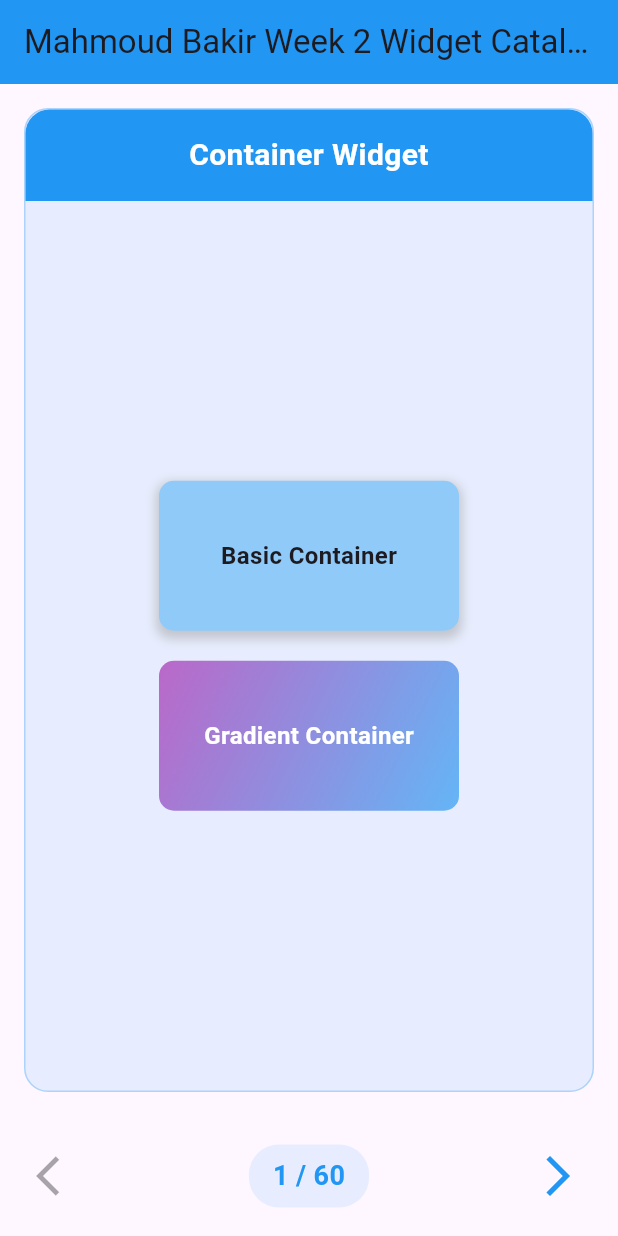
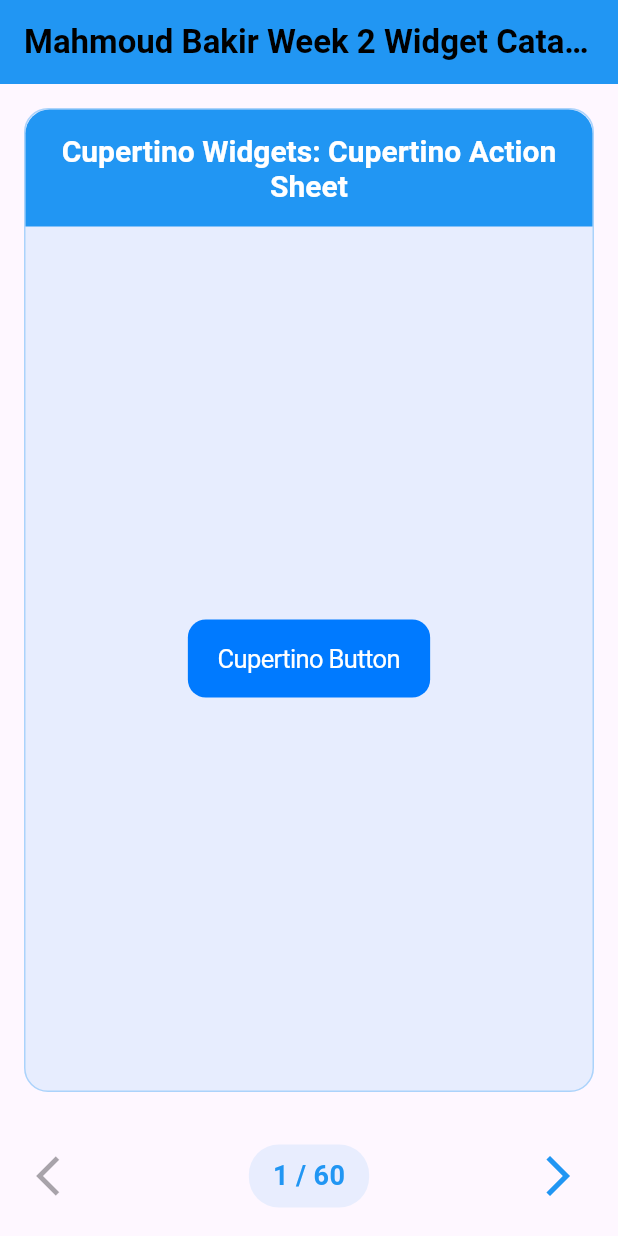
Before and after one commit to Mahm0udbakir/mahmoudbakir_week2_widgetcatalog, a Flutter app: the screen it shows after launch, on a phone screen of 412 x 824 dp. Run offline on Flutter 3.47's test engine with Material 3 defaults, Android fonts, the phone set to English and light mode, and no system bars.

Commit message:
Update main.dart and page_navigation.dart: Added Cupertino widgets and improved AppBar styling. Removed unused container and text widgets for a cleaner structure.

```diff
--- a/lib/main.dart
+++ b/lib/main.dart
@@ -1,4 +1,5 @@
 import 'package:flutter/material.dart';
+import 'package:flutter/cupertino.dart';
 import 'package:mahmoudbakir_week2_widgetcatalog/page_navigation.dart';
 
 void main() {
--- a/lib/page_navigation.dart
+++ b/lib/page_navigation.dart
@@ -1,6 +1,8 @@
 import 'package:flutter/material.dart';
-import 'widgets/container_widget.dart';
-import 'widgets/text_widget.dart';
+import 'package:mahmoudbakir_week2_widgetcatalog/widgets/design_systems/cupertino_widgets/3_cupertino_alert_dialoge.dart';
+import 'package:mahmoudbakir_week2_widgetcatalog/widgets/design_systems/cupertino_widgets/4_cupertino_context_menu.dart';
+import 'widgets/design_systems/cupertino_widgets/1_cupertino_action_sheet.dart';
+import 'widgets/design_systems/cupertino_widgets/2_cupertino_activity_indicator.dart';
 
 class PageNavigation extends StatefulWidget {
   const PageNavigation({super.key});
@@ -36,7 +38,10 @@ class _PageNavigationState extends State<PageNavigation> {
   Widget build(BuildContext context) {
     return Scaffold(
       appBar: AppBar(
-        title: const Text('Mahmoud Bakir Week 2 Widget Catalog'),
+        title: const Text(
+          'Mahmoud Bakir Week 2 Widget Catalog',
+          style: TextStyle(color: Colors.black, fontWeight: FontWeight.bold),
+        ),
         centerTitle: true,
         backgroundColor: Colors.blue,
       ),
@@ -77,7 +82,7 @@ class _PageNavigationState extends State<PageNavigation> {
                     vertical: 8,
                   ),
                   decoration: BoxDecoration(
-                    color: Colors.blue.withOpacity(0.1),
+                    color: Colors.blue.withValues(alpha: 0.1),
                     borderRadius: BorderRadius.circular(20),
                   ),
                   child: Text(
@@ -111,8 +116,10 @@ class _PageNavigationState extends State<PageNavigation> {
   Widget _buildPage(int index) {
     // List of all widget pages
     final List<Widget> widgetPages = [
-      const ContainerWidget(),
-      const TextWidget(),
+      const CupertinoActionSheetWidget(),
+      const CupertinoActivityIndicatorWidget(),
+      CupertinoAlertDialogeWidget(),
+      CupertinoContextMenuWidget(),
     ];
 
     // Return the widget at the current index, or a placeholder if index is out of range
@@ -123,9 +130,9 @@ class _PageNavigationState extends State<PageNavigation> {
       return Container(
         margin: const EdgeInsets.all(16.0),
         decoration: BoxDecoration(
-          color: Colors.blue.withOpacity(0.1),
+          color: Colors.blue.withValues(alpha: 0.1),
           borderRadius: BorderRadius.circular(16),
-          border: Border.all(color: Colors.blue.withOpacity(0.3)),
+          border: Border.all(color: Colors.blue.withValues(alpha: 0.3)),
         ),
       );
     }
--- a/lib/widgets/container_widget.dart
+++ /dev/null
@@ -1,103 +0,0 @@
-import 'package:flutter/material.dart';
-
-class ContainerWidget extends StatelessWidget {
-  const ContainerWidget({super.key});
-
-  @override
-  Widget build(BuildContext context) {
-    return Container(
-      margin: const EdgeInsets.all(16.0),
-      decoration: BoxDecoration(
-        color: Colors.blue.withOpacity(0.1),
-        borderRadius: BorderRadius.circular(16),
-        border: Border.all(color: Colors.blue.withOpacity(0.3)),
-      ),
-      child: Column(
-        children: [
-          // Widget title
-          Container(
-            width: double.infinity,
-            padding: const EdgeInsets.all(16.0),
-            decoration: BoxDecoration(
-              color: Colors.blue,
-              borderRadius: const BorderRadius.only(
-                topLeft: Radius.circular(16),
-                topRight: Radius.circular(16),
-              ),
-            ),
-            child: const Text(
-              'Container Widget',
-              style: TextStyle(
-                fontSize: 20,
-                fontWeight: FontWeight.bold,
-                color: Colors.white,
-              ),
-              textAlign: TextAlign.center,
-            ),
-          ),
-          // Widget demonstration
-          Expanded(
-            child: Padding(
-              padding: const EdgeInsets.all(20.0),
-              child: Column(
-                mainAxisAlignment: MainAxisAlignment.center,
-                children: [
-                  // Basic Container
-                  Container(
-                    width: 200,
-                    height: 100,
-                    decoration: BoxDecoration(
-                      color: Colors.blue.shade200,
-                      borderRadius: BorderRadius.circular(10),
-                      boxShadow: [
-                        BoxShadow(
-                          color: Colors.grey.withOpacity(0.5),
-                          spreadRadius: 2,
-                          blurRadius: 5,
-                          offset: const Offset(0, 3),
-                        ),
-                      ],
-                    ),
-                    child: const Center(
-                      child: Text(
-                        'Basic Container',
-                        style: TextStyle(
-                          fontSize: 16,
-                          fontWeight: FontWeight.bold,
-                        ),
-                      ),
-                    ),
-                  ),
-                  const SizedBox(height: 20),
-                  // Container with gradient
-                  Container(
-                    width: 200,
-                    height: 100,
-                    decoration: BoxDecoration(
-                      gradient: LinearGradient(
-                        colors: [Colors.purple.shade300, Colors.blue.shade300],
-                        begin: Alignment.topLeft,
-                        end: Alignment.bottomRight,
-                      ),
-                      borderRadius: BorderRadius.circular(10),
-                    ),
-                    child: const Center(
-                      child: Text(
-                        'Gradient Container',
-                        style: TextStyle(
-                          fontSize: 16,
-                          fontWeight: FontWeight.bold,
-                          color: Colors.white,
-                        ),
-                      ),
-                    ),
-                  ),
-                ],
-              ),
-            ),
-          ),
-        ],
-      ),
-    );
-  }
-}
--- /dev/null
+++ b/lib/widgets/design_systems/cupertino_widgets/1_cupertino_action_sheet.dart
@@ -0,0 +1,101 @@
+import 'package:flutter/material.dart';
+import 'package:flutter/cupertino.dart';
+
+class CupertinoActionSheetWidget extends StatelessWidget {
+  const CupertinoActionSheetWidget({super.key});
+
+  @override
+  Widget build(BuildContext context) {
+    return Container(
+      margin: const EdgeInsets.all(16.0),
+      decoration: BoxDecoration(
+        color: Colors.blue.withOpacity(0.1),
+        borderRadius: BorderRadius.circular(16),
+        border: Border.all(color: Colors.blue.withOpacity(0.3)),
+      ),
+      child: Column(
+        children: [
+          // Widget title
+          Container(
+            width: double.infinity,
+            padding: const EdgeInsets.all(16.0),
+            decoration: BoxDecoration(
+              color: Colors.blue,
+              borderRadius: const BorderRadius.only(
+                topLeft: Radius.circular(16),
+                topRight: Radius.circular(16),
+              ),
+            ),
+            child: const Text(
+              'Cupertino Widgets: Cupertino Action Sheet',
+
+              style: TextStyle(
+                fontSize: 20,
+                color: Colors.white,
+                fontWeight: FontWeight.bold,
+                inherit: false,
+              ),
+              textAlign: TextAlign.center,
+            ),
+          ),
+          // Widget demonstration
+          Expanded(
+            child: Padding(
+              padding: const EdgeInsets.all(20.0),
+              child: Column(
+                mainAxisAlignment: MainAxisAlignment.center,
+                children: [
+                  CupertinoButton(
+                    onPressed: () => _showActionSheet(context),
+                    color: CupertinoColors.systemBlue,
+                    child: const Text(
+                      'Cupertino Button',
+                      style: TextStyle(color: Colors.white),
+                    ),
+                  ),
+                ],
+              ),
+            ),
+          ),
+        ],
+      ),
+    );
+  }
+
+  void _showActionSheet(BuildContext context) {
+    showCupertinoModalPopup(
+      context: context,
+      builder:
+          (BuildContext context) => CupertinoActionSheet(
+            title: const Text('Choose an option'),
+            message: const Text('This is a Cupertino Action Sheet'),
+            actions: <CupertinoActionSheetAction>[
+              CupertinoActionSheetAction(
+                onPressed: () {
+                  Navigator.pop(context);
+                  ScaffoldMessenger.of(context).showSnackBar(
+                    const SnackBar(content: Text('Option 1 selected')),
+                  );
+                },
+                child: const Text('Option 1'),
+              ),
+              CupertinoActionSheetAction(
+                onPressed: () {
+                  Navigator.pop(context);
+                  ScaffoldMessenger.of(context).showSnackBar(
+                    const SnackBar(content: Text('Option 2 selected')),
+                  );
+                },
+                child: const Text('Option 2'),
+              ),
+            ],
+            cancelButton: CupertinoActionSheetAction(
+              onPressed: () {
+                Navigator.pop(context);
+              },
+              child: const Text('Cancel'),
+            ),
+          ),
+    );
+  }
+}
```
Also changed, not shown: lib/widgets/design_systems/cupertino_widgets/2_cupertino_activity_indicator.dart (added, +54 -0 lines), lib/widgets/design_systems/cupertino_widgets/3_cupertino_alert_dialoge.dart (added, +84 -0 lines), lib/widgets/design_systems/cupertino_widgets/4_cupertino_context_menu.dart (added, +84 -0 lines), lib/widgets/text_widget.dart (deleted, +0 -94 lines).
